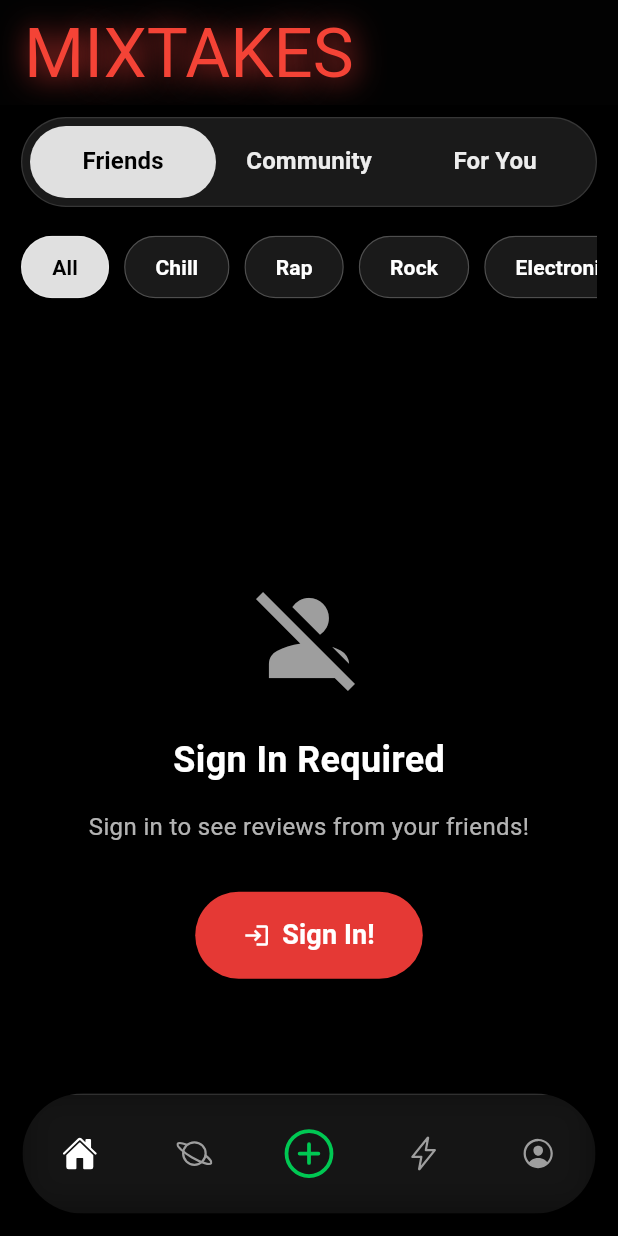
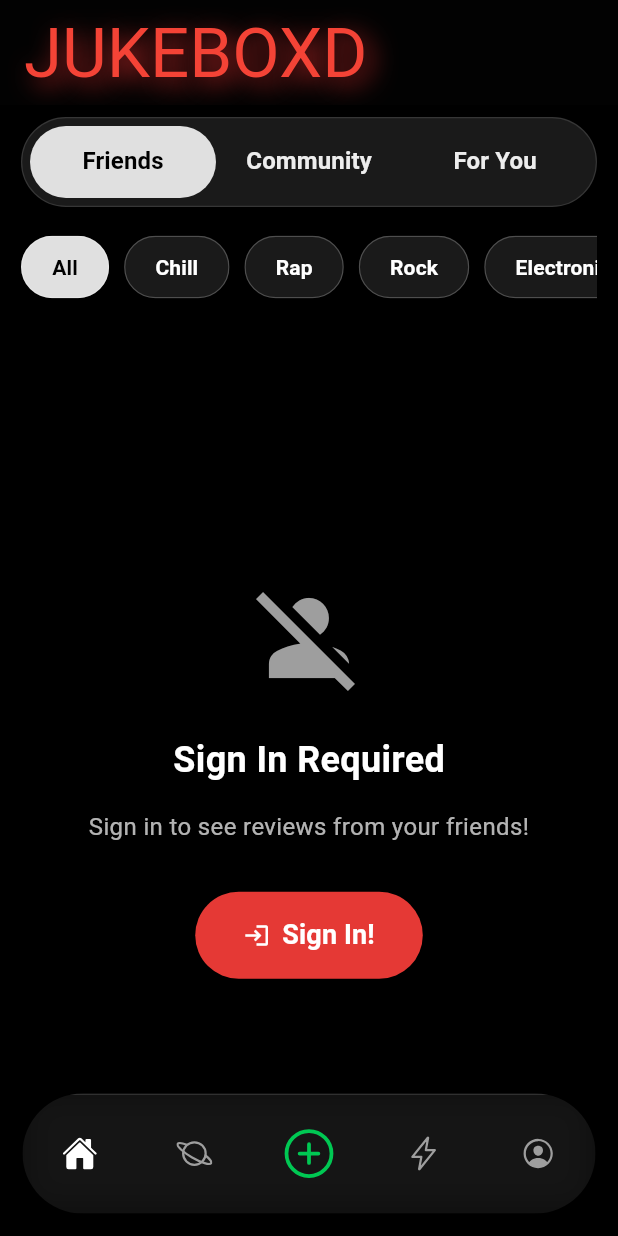
Before and after one commit to rhenry7/jukebox, a Flutter app: the screen it shows after launch, on a phone screen of 412 x 824 dp. Run offline on Flutter 3.47's test engine with Material 3 defaults, Android fonts, the phone set to English and light mode, and no system bars; our stand-ins replace cached_network_image, cloud_firestore, firebase_auth, firebase_core, fl_chart, flutter_dotenv and 7 more; missing offline and left inert: spotify; accounts and stored records are empty.

Commit message:
update title styling, app name and UI presentation

```diff
--- a/lib/routing/MainNavigation.dart
+++ b/lib/routing/MainNavigation.dart
@@ -139,15 +139,15 @@ class MainNavState extends ConsumerState<MainNav> {
               title: Padding(
                 padding: const EdgeInsets.all(0.0),
                 child: Text(
-                  'MIXTAKES',
+                  'JUKEBOXD',
                   style: GoogleFonts.gasoekOne(
                     textStyle: TextStyle(
                       color: Colors.red,
                       shadows: [
                         Shadow(
-                          blurRadius: 25.0, // shadow blur
-                          color: Colors.red[600]!, // shadow color
-                          offset: const Offset(2.0, 2.0), // shadow displacement
+                          blurRadius: 20.0, // shadow blur
+                          color: Colors.red[800]!, // shadow color
+                          offset: const Offset(5.0, 5.0), // shadow displacement
                         ),
                       ],
                     ),
--- a/lib/ui/screens/Home/friends_reviews.dart
+++ b/lib/ui/screens/Home/friends_reviews.dart
@@ -124,7 +124,7 @@ class _FriendsReviewsCollectionState
                 icon: const Icon(Icons.public),
                 label: const Text('Go to Community'),
                 style: ElevatedButton.styleFrom(
-                  backgroundColor: Colors.red[600],
+                  backgroundColor: Colors.red[700],
                   foregroundColor: Colors.white,
                 ),
               ),
```
Also changed, not shown: lib/ui/screens/Home/_comments.dart (+37 -37 lines), lib/utils/helpers.dart (+9 -22 lines).
